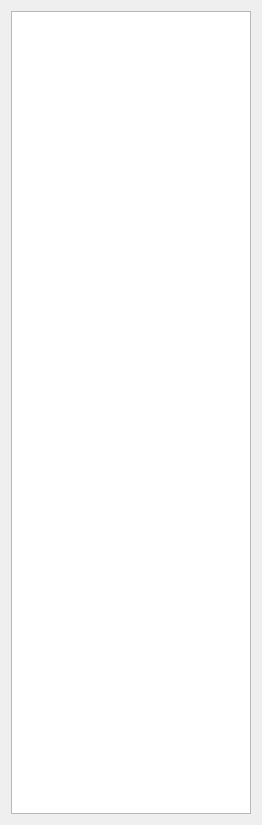
Qt form ViewAllMatchesWidget.ui (daviddoria/InteractivePatchComparison) before a commit.
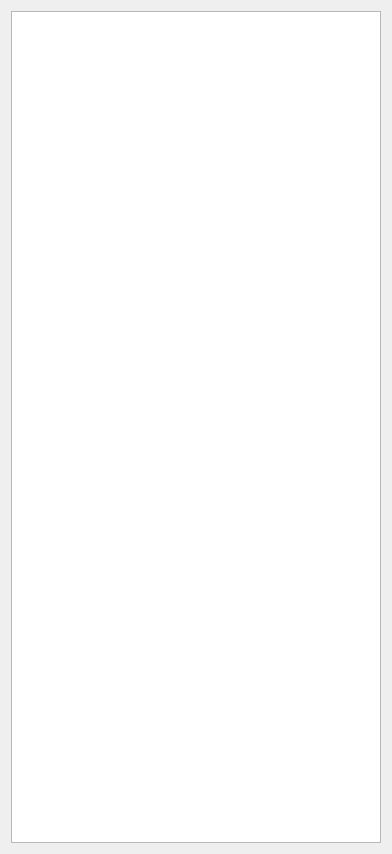
The same form after that commit.

The edit to the form file:
```diff
--- a/ViewAllMatchesWidget.ui
+++ b/ViewAllMatchesWidget.ui
@@ -6,22 +6,18 @@
    <rect>
     <x>0</x>
     <y>0</y>
-    <width>262</width>
-    <height>825</height>
+    <width>392</width>
+    <height>854</height>
    </rect>
   </property>
   <property name="windowTitle">
    <string>All Matches</string>
   </property>
-  <layout class="QHBoxLayout" name="horizontalLayout_4">
-   <item>
-    <layout class="QHBoxLayout" name="horizontalLayout" stretch="2">
-     <item>
-      <layout class="QVBoxLayout" name="verticalLayout_2" stretch="0">
+  <layout class="QVBoxLayout" name="verticalLayout">
        <item>
         <widget class="QTableView" name="tblviewAllMatches">
          <property name="sizePolicy">
-          <sizepolicy hsizetype="Maximum" vsizetype="Expanding">
+      <sizepolicy hsizetype="Expanding" vsizetype="Expanding">
            <horstretch>0</horstretch>
            <verstretch>0</verstretch>
           </sizepolicy>
@@ -39,10 +35,6 @@
           <bool>true</bool>
          </attribute>
         </widget>
-       </item>
-      </layout>
-     </item>
-    </layout>
    </item>
   </layout>
  </widget>
```
Lines whose indentation alone changed are shown as unchanged.
